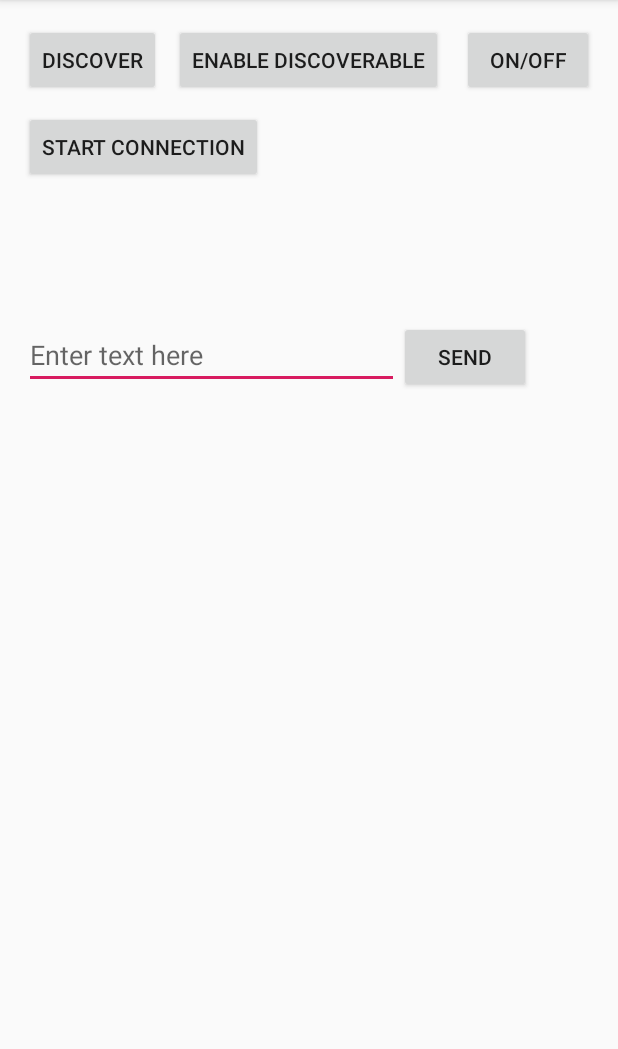
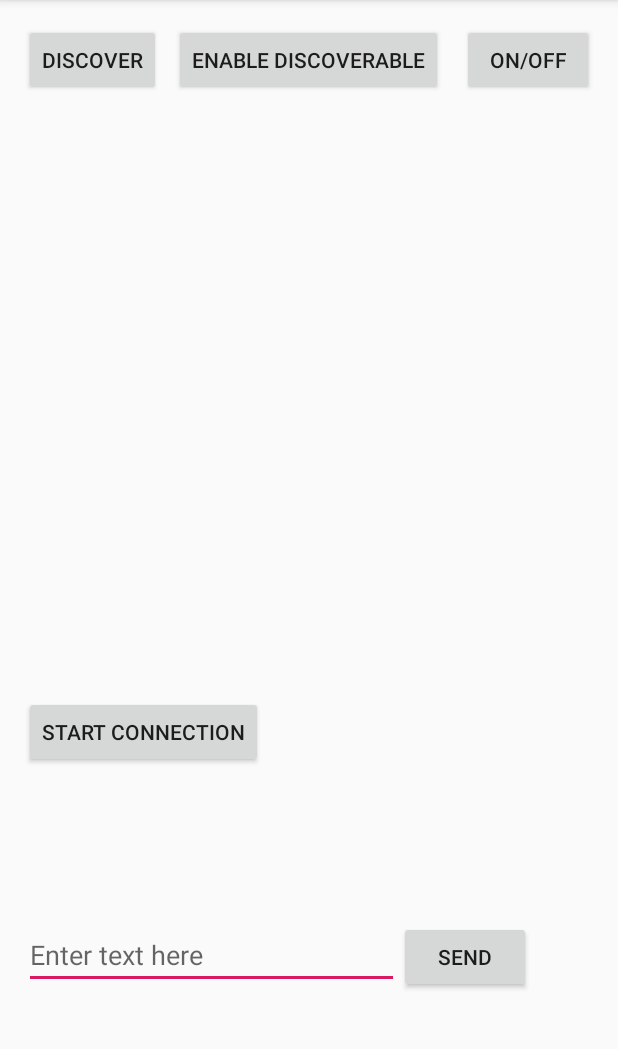
Before and after one commit to DIT112-V19/group-01, an Android app: the MainActivity screen opened directly, with no data from a screen before it, on a phone screen of 412 x 824 dp, the part 84-1133 px from its top. Run offline under Robolectric (Android 15) with nearby library versions, the phone set to English and light mode, and no system bars; 5 statements that could not run were skipped.

Commit message:
improved design and added connect button

```diff
--- a/BtSendData/app/src/main/res/layout/activity_main.xml
+++ b/BtSendData/app/src/main/res/layout/activity_main.xml
@@ -41,7 +41,7 @@
     <ListView
         android:id="@+id/lvNewDevices"
         android:layout_width="match_parent"
-        android:layout_height="150dp"
+        android:layout_height="350dp"
         android:layout_below="@+id/btnFindUnpairedDevices"
         />
 
@@ -50,7 +50,7 @@
         android:layout_width="wrap_content"
         android:layout_height="wrap_content"
         android:layout_below="@+id/btnFindUnpairedDevices"
-        android:layout_marginTop="10dp"
+        android:layout_marginTop="400dp"
         android:text="Start Connection"
         />
 
@@ -59,12 +59,14 @@
         android:layout_width="250dp"
         android:layout_height="wrap_content"
         android:layout_below="@+id/lvNewDevices"
+        android:layout_marginTop="200dp"
         android:layout_alignParentStart="true"
         android:hint="Enter text here"
         />
 
     <Button
         android:id="@+id/btnSend"
+        android:layout_marginTop="200dp"
         android:layout_width="wrap_content"
         android:layout_height="wrap_content"
         android:layout_below="@id/lvNewDevices"
```
